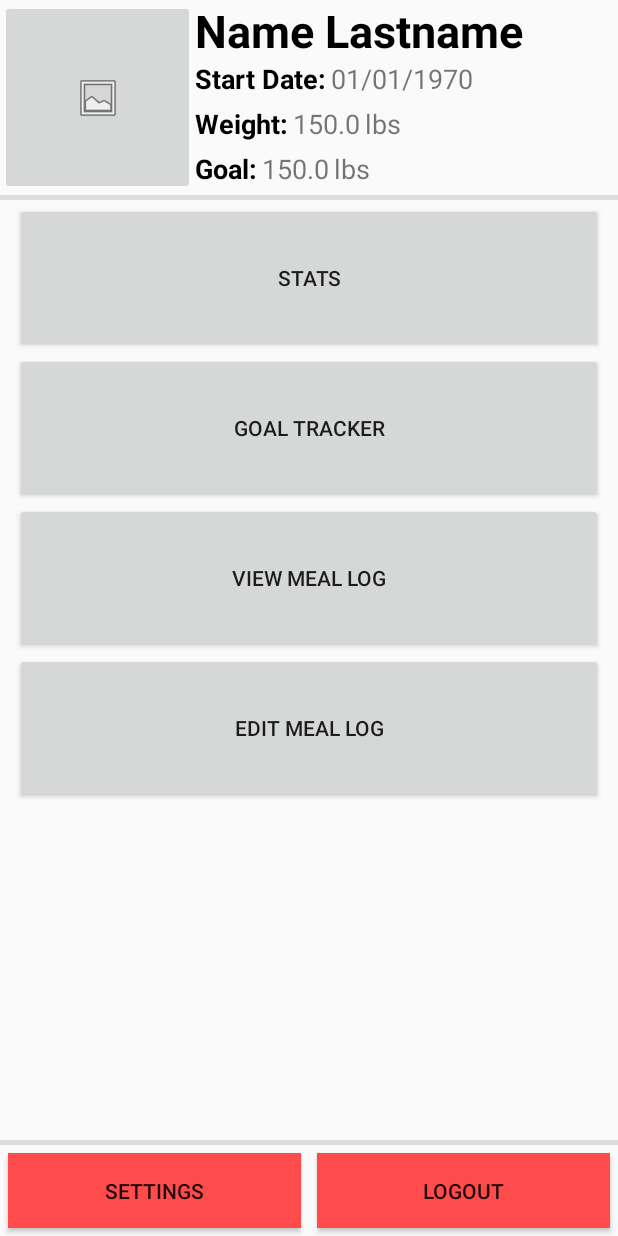
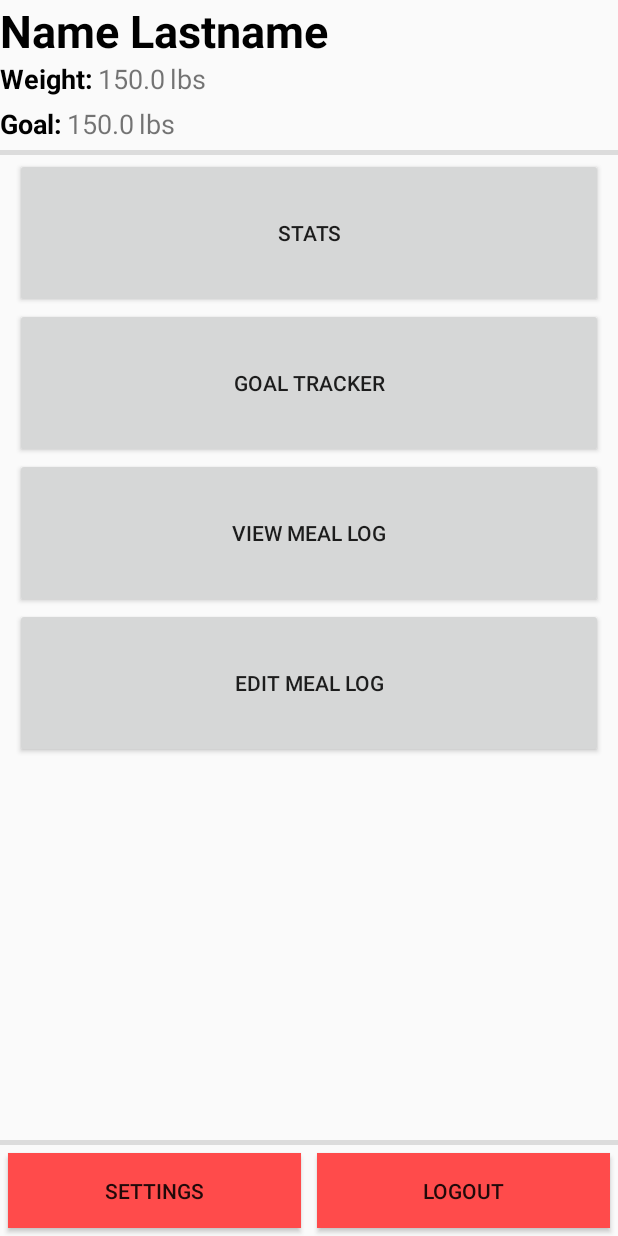
Before and after one commit to yianniw/Weight-Mate, an Android app: the ProfileActivity screen opened directly, with no data from a screen before it, after a tap on "STATS", on a phone screen of 412 x 824 dp. Run offline under Robolectric (Android 15) with nearby library versions, the phone set to English and light mode, and no system bars; 2 statements that could not run were skipped.

```diff
--- a/app/src/main/java/edu/fsu/cs/weightmate/MainActivity.java
+++ b/app/src/main/java/edu/fsu/cs/weightmate/MainActivity.java
@@ -12,10 +12,12 @@ public class MainActivity extends AppCompatActivity {
     @Override
     protected void onCreate(Bundle savedInstanceState) {
         super.onCreate(savedInstanceState);
-        setContentView(R.layout.landing_page);
-
+        // If the user was previously logged in, launch ProfileActivity
         if(SessionUtil.getSessionID(this) != null) {
             startProfile();
+            finish();
+        } else {
+            setContentView(R.layout.landing_page);
         }
 
         //startLogin();
--- a/app/src/main/java/edu/fsu/cs/weightmate/ProfileActivity.java
+++ b/app/src/main/java/edu/fsu/cs/weightmate/ProfileActivity.java
@@ -5,22 +5,15 @@ import android.app.AlertDialog;
 import android.content.DialogInterface;
 import android.content.Intent;
 import android.database.Cursor;
-import android.graphics.Bitmap;
 import android.os.Bundle;
-import android.provider.MediaStore;
 import android.view.View;
 import android.widget.Button;
-import android.widget.ImageButton;
 import android.widget.TextView;
 
 public class ProfileActivity extends Activity implements View.OnClickListener {
 
-    public static final int PICK_IMAGE = 1;
-
     // profile header
-    private ImageButton profileImage;
     private TextView profileName;
-    private TextView startDate;
     private TextView currentWeight;
     private TextView goalWeight;
     private TextView unit1;
@@ -36,68 +29,46 @@ public class ProfileActivity extends Activity implements View.OnClickListener {
     private Button logout;
 
     @Override
+    public void onBackPressed() {
+        // do nothing, the user should manually log out
+        // if they wish to go back from this activity.
+    }
+
+    @Override
     protected void onCreate(Bundle savedInstanceState) {
         super.onCreate(savedInstanceState);
         setContentView(R.layout.activity_profile);
 
         setupUI();
         retrieveData();
-        //retrieveData();
-
-//        // Button actions
-//        goalTracker.setOnClickListener(new View.OnClickListener() {
-//            @Override
-//            public void onClick(View v) {
-//                goToPage("");
-//            }
-//        });
-//        stats.setOnClickListener(new View.OnClickListener() {
-//            @Override
-//            public void onClick(View v) {
-//                goToPage("StatsActivity");
-//            }
-//        });
-//        viewLog.setOnClickListener(new View.OnClickListener() {
-//            @Override
-//            public void onClick(View v) {
-//                goToPage("");
-//            }
-//        });
-//        editLog.setOnClickListener(new View.OnClickListener() {
-//            @Override
-//            public void onClick(View v) {
-//                goToPage("");
-//            }
-//        });
-//        settings.setOnClickListener(new View.OnClickListener() {
-//            @Override
-//            public void onClick(View v) {
-//                goToPage("SettingsActivity");
-//            }
-//        });
-//       logout.setOnClickListener(new View.OnClickListener() {
-//            @Override
-//            public void onClick(View v) {
-//                // Code to log user out
-//
-//                // Go to Landing Page
-//                Intent intent = new Intent(ProfileActivity.this, MainActivity.class);
-//                startActivity(intent);
-//            }
-//        });
     }
 
-    @Override
-    public void onBackPressed() {
-        // do nothing, the user should manually log out
-        // if they wish to go back from this activity.
+    public void onClick(View v) {
+        Intent intent;
+        switch(v.getId()) {
+            case R.id.profile_goals:
+                break;
+            case R.id.profile_stats:
+                break;
+            case R.id.profile_log_view:
+                break;
+            case R.id.profile_log_edit:
+                intent = new Intent(this, AddMealActivity.class);
+                startActivity(intent);
+                break;
+            case R.id.profile_settings:
+                intent = new Intent(this, SettingsActivity.class);
+                startActivity(intent);
+                break;
+            case R.id.profile_logout:
+                showLogoutDialog();
+                break;
+        }
     }
 
     private void setupUI() {
         // Header
-        profileImage = (ImageButton)findViewById(R.id.profile_image);
         profileName = (TextView)findViewById(R.id.profile_name);
-        startDate = (TextView)findViewById(R.id.profile_date);
         currentWeight = (TextView)findViewById(R.id.profile_weight_currentval);
         goalWeight = (TextView)findViewById(R.id.profile_weight_goalval);
         unit1 = (TextView)findViewById(R.id.profile_units1);
@@ -113,9 +84,7 @@ public class ProfileActivity extends Activity implements View.OnClickListener {
         settings = (Button)findViewById(R.id.profile_settings);
         logout = (Button)findViewById(R.id.profile_logout);
 
-        // setup onClick Listeners
-        profileImage.setOnClickListener(this);
-
+        // Setup onClickListeners
         goalTracker.setOnClickListener(this);
         stats.setOnClickListener(this);
         viewLog.setOnClickListener(this);
@@ -139,10 +108,6 @@ public class ProfileActivity extends Activity implements View.OnClickListener {
         profileName.setText(cursor.getString(cursor.getColumnIndex(MyContentProvider.COLUMN_NAME)));
 
         // TODO: the rest of this
-        // Only works below API 23
-        profileImage.setImageResource(android.R.drawable.ic_menu_gallery);
-
-        startDate.setText(R.string.profile_date_placeholder);
         currentWeight.setText(R.string.profile_weight_placeholder);
         goalWeight.setText(R.string.profile_weight_placeholder);
 
@@ -168,79 +133,4 @@ public class ProfileActivity extends Activity implements View.OnClickListener {
                 }).show();
     }
 
-    @Override
-    public void onActivityResult(int requestCode, int resultCode, Intent data)
-    {
-        if (resultCode != RESULT_OK) {
-            return;
-        }
-        if (requestCode == 1) {
-            final Bundle extras = data.getExtras();
-            if (extras != null) {
-                //Get image
-                Bitmap newProfilePic = extras.getParcelable("data");
-                profileImage.setImageBitmap(newProfilePic);
-            }
-        }
-    }
-
-    public void onClick(View v) {
-        Intent intent;
-        switch(v.getId()) {
-            case R.id.profile_image:
-                intent = new Intent(Intent.ACTION_PICK, MediaStore.Images.Media.INTERNAL_CONTENT_URI);
-                intent.setType("image/*");
-                intent.putExtra("crop", "true");
-                intent.putExtra("scale", true);
-                intent.putExtra("outputX", 256);
-                intent.putExtra("outputY", 256);
-                intent.putExtra("aspectX", 1);
-                intent.putExtra("aspectY", 1);
-                intent.putExtra("return-data", true);
-                startActivityForResult(intent, 1);
-                break;
-            case R.id.profile_goals:
-                break;
-            case R.id.profile_stats:
-                break;
-            case R.id.profile_log_view:
-                break;
-            case R.id.profile_log_edit:
-                intent = new Intent(this, AddMealActivity.class);
-                startActivity(intent);
-                break;
-            case R.id.profile_settings:
-                intent = new Intent(this, SettingsActivity.class);
-                startActivity(intent);
-                break;
-            case R.id.profile_logout:
-                showLogoutDialog();
-                break;
-        }
-    }
-
-//    // Helper Function to navigate pages
-//    // Param "page" must equal the exact activity filename.
-//    private void goToPage(String page) {
-//        Intent intent = null;
-//
-//        switch (page) {
-//            case "StatsActivity":
-//                intent = new Intent(this, StatsActivity.class);
-//                break;
-//            case "SettingsActivity":
-//                intent = new Intent(this, SettingsActivity.class);
-//                break;
-//            case "LandingPage":
-//                intent = new Intent(this, LandingPage.class);
-//                break;
-//            default:
-//                Log.d("Error", "Wrong param name in ProfileActivity goToPage() function");
-//                break;
-//        }
-//        if(intent != null) {
-//            startActivity(intent);
-//        }
-//    }
-
 }
--- a/app/src/main/java/edu/fsu/cs/weightmate/SessionUtil.java
+++ b/app/src/main/java/edu/fsu/cs/weightmate/SessionUtil.java
@@ -25,7 +25,7 @@ public final class SessionUtil {
     }
 
     /**
-     * Returns the ID of the user currently logged in. Defaults to null if the user is logged out.
+     * Returns the ID of the user currently logged in. Defaults to <b>null</b> if the user is logged out.
      * @param context activity calling the method.
      * @return the ID of the user currently logged in.
      */
--- a/app/src/main/res/layout/activity_profile.xml
+++ b/app/src/main/res/layout/activity_profile.xml
@@ -12,11 +12,6 @@
         android:layout_height="wrap_content"
         android:orientation="horizontal">
 
-        <ImageButton
-            android:id="@+id/profile_image"
-            android:layout_width="130dp"
-            android:layout_height="130dp" />
-
         <LinearLayout
             android:layout_width="wrap_content"
             android:layout_height="wrap_content"
@@ -30,28 +25,6 @@
                 android:textColor="@android:color/black"
                 android:textSize="30sp"
                 android:textStyle="bold" />
-
-            <LinearLayout
-                android:layout_width="match_parent"
-                android:layout_height="30dp"
-                android:orientation="horizontal">
-
-                <TextView
-                    android:layout_width="wrap_content"
-                    android:layout_height="wrap_content"
-                    android:text="@string/profile_start_date"
-                    android:textColor="@android:color/black"
-                    android:textSize="18sp"
-                    android:textStyle="bold" />
-
-                <TextView
-                    android:id="@+id/profile_date"
-                    android:layout_width="wrap_content"
-                    android:layout_height="wrap_content"
-                    android:layout_marginStart="3dp"
-                    android:text="@string/profile_date_placeholder"
-                    android:textSize="18sp" />
-            </LinearLayout>
 
             <LinearLayout
                 android:layout_width="match_parent"
```
